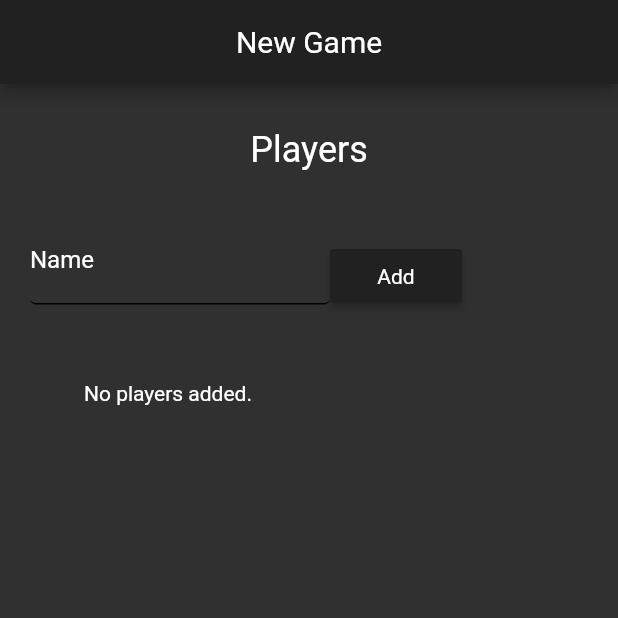
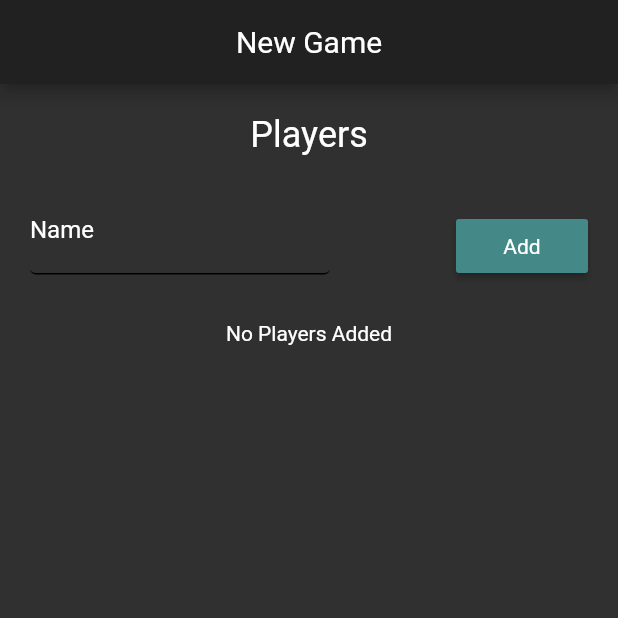
Before and after one commit to afrubioarmas/dominote, a Flutter app: the screen it shows after launch, on a phone screen of 412 x 824 dp, the top half of it. Run offline on Flutter 3.47's test engine with Material 2 defaults, Android fonts, the phone set to English and light mode, and no system bars.

```diff
--- /dev/null
+++ b/assets/languages/es.json
@@ -0,0 +1,3 @@
+{
+    "Players": "Jugadores"
+}
--- /dev/null
+++ b/lib/controller/helpers/language.dart
@@ -0,0 +1,28 @@
+import 'dart:convert';
+
+import 'package:flutter/widgets.dart';
+
+class Language {
+  static const String def = "en";
+
+  Language(context) {
+    if (language == null) language = def;
+    DefaultAssetBundle.of(context)
+        .loadString("assets/languages/$language.json", cache: false)
+        .then((value) {
+      _strings = JsonDecoder().convert(value);
+    }).catchError((onError) {
+      print(onError);
+    });
+  }
+
+  static dynamic _strings = Map();
+
+  static String getStrings(String tag) => _strings[tag] ?? tag;
+
+  static String language;
+
+  static setLanguage(String current) {
+    language = current;
+  }
+}
--- a/lib/main.dart
+++ b/lib/main.dart
@@ -1,6 +1,8 @@
-import 'package:dominote/view/screens/new_game.dart';
+import 'package:dominote/view/screens/splashscreen.dart';
 import 'package:dominote/view/theme.dart';
 import 'package:flutter/material.dart';
+
+import 'controller/helpers/language.dart';
 
 void main() => runApp(MyApp());
 
@@ -8,10 +10,11 @@ class MyApp extends StatelessWidget {
   // This widget is the root of your application.
   @override
   Widget build(BuildContext context) {
+    Language(context);
     return MaterialApp(
         debugShowCheckedModeBanner: false,
-        title: 'Dominotae',
+        title: 'Dominote',
         theme: darkTheme,
-        home: NewGame());
+        home: SplashScreen());
   }
 }
--- a/lib/view/screens/new_game.dart
+++ b/lib/view/screens/new_game.dart
@@ -1,3 +1,4 @@
+import 'package:dominote/controller/helpers/language.dart';
 import 'package:dominote/model/Game.dart';
 import 'package:dominote/model/User.dart';
 import 'package:dominote/view/common_components/my_primary_button.dart';
@@ -48,46 +49,50 @@ class _NewGamestate extends State<NewGame> {
           ],
         ));
       }
-    } else {
-      playersListWidget.add(TableRow(children: [Text("No players added.")]));
     }
     return Scaffold(
       appBar: AppBar(
-        title: Text("New Game"),
+        title: Text(Language.getStrings("NewGame")),
         centerTitle: true,
       ),
-      body: ListView(
+      body: Container(
+        margin: EdgeInsets.symmetric(horizontal: 20),
+        child: Column(
+          mainAxisAlignment: MainAxisAlignment.center,
           children: <Widget>[
             Container(
-            margin: EdgeInsets.symmetric(horizontal: 20),
-            child: Column(
-              children: <Widget>[
-                Container(
-                  height: 30,
+              height: 20,
             ),
             Text(
-                  "Players",
+              Language.getStrings("Players"),
               style: Theme.of(context).textTheme.headline,
             ),
             Container(
-                  height: 30,
+              height: 20,
             ),
             Container(
               child: Row(
+                mainAxisAlignment: MainAxisAlignment.spaceBetween,
                 children: <Widget>[
                   SizedBox(
                     width: 200,
                     height: 80,
                     child: MyTextField(
-                            hint: "Enter player name",
-                            label: "Name",
+                        hint: Language.getStrings("EnterPlayerName"),
+                        label: Language.getStrings("Name"),
                         controller: textNameController),
                   ),
                   MyPrimaryButton(
-                        child: Text("Add"),
-                        color: Theme.of(context).colorScheme.primary,
+                    child: Text(Language.getStrings("Add")),
+                    color: Theme.of(context).buttonColor,
                     action: () {
-                          if (textNameController.text.length > 2) {
+                      if (textNameController.text.length > 2 &&
+                          players.length < 7) {
+                        SnackBar(
+                          duration: Duration(seconds: 3),
+                          content: Text(Language.getStrings("PlayerAdded")),
+                          backgroundColor: Colors.green,
+                        );
                         setState(() {
                           players.add(User(name: textNameController.text));
                         });
@@ -99,23 +104,32 @@ class _NewGamestate extends State<NewGame> {
               ),
             ),
             Container(
-                  height: 30,
+              height: 10,
             ),
+            Expanded(
+              child: ListView(
+                children: <Widget>[
+                  Column(
+                    children: <Widget>[
                       Container(
-                  width: 300,
-                  child: Table(
+                        child: playersListWidget.length > 0
+                            ? Table(
                                 defaultVerticalAlignment:
                                     TableCellVerticalAlignment.middle,
                                 columnWidths: {
                                   0: FixedColumnWidth(20),
                                   2: FixedColumnWidth(60)
                                 },
-                      children: playersListWidget),
+                                children: playersListWidget)
+                            : Text(Language.getStrings("NoPlayersAdded")),
+                      ),
+                    ],
+                  )
+                ],
+              ),
             ),
           ],
         ),
-          )
-        ],
       ),
     );
   }
--- a/pubspec.yaml
+++ b/pubspec.yaml
@@ -29,6 +29,8 @@ dev_dependencies:
     sdk: flutter
 
 
+
+
 # For information on the generic Dart part of this file, see the
 # following page: https://dart.dev/tools/pub/pubspec
 
@@ -44,6 +46,10 @@ flutter:
   # assets:
   #  - images/a_dot_burr.jpeg
   #  - images/a_dot_ham.jpeg
+  assets:
+    - assets/
+    - assets/languages/
+    - assets/images/
 
   # An image asset can refer to one or more resolution-specific "variants", see
   # https://flutter.dev/assets-and-images/#resolution-aware.
```
Also changed, not shown: assets/languages/en.json (added, +9 -0 lines), lib/view/screens/splashscreen.dart (added, +43 -0 lines), assets/images/logo.png (added). Lines whose indentation alone changed are shown as unchanged.
